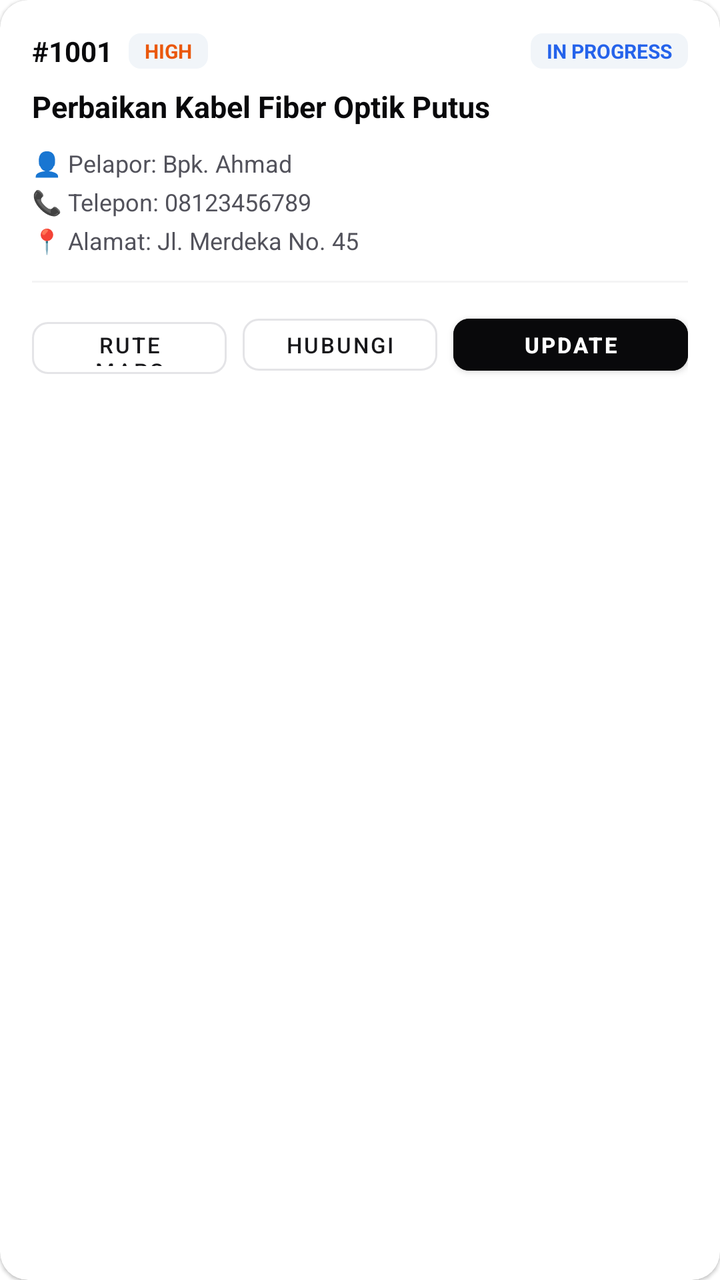
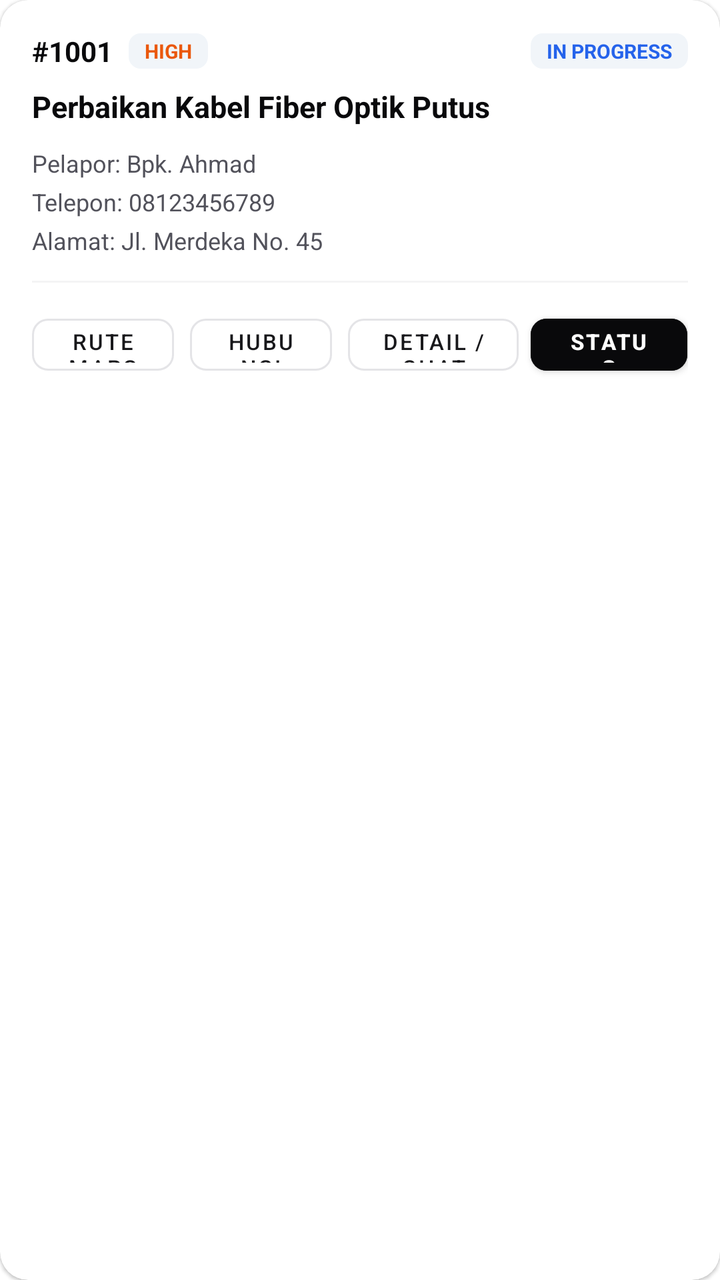

Two renders of the same Android screen: before a commit and after it. Below are the layout's source before the change and the commit's diff.
<!-- AndroidManifest.xml: application theme Theme.HelpDesk -->
<!-- res/layout/item_ticket.xml -->
<?xml version="1.0" encoding="utf-8"?>
<androidx.cardview.widget.CardView xmlns:android="http://schemas.android.com/apk/res/android"
    xmlns:app="http://schemas.android.com/apk/res-auto"
    android:layout_width="match_parent"
    android:layout_height="wrap_content"
    android:layout_marginBottom="12dp"
    app:cardCornerRadius="14dp"
    app:cardElevation="1dp"
    app:cardBackgroundColor="#FFFFFF">

    <LinearLayout
        android:layout_width="match_parent"
        android:layout_height="wrap_content"
        android:orientation="vertical"
        android:padding="16dp">

        
        <LinearLayout
            android:layout_width="match_parent"
            android:layout_height="wrap_content"
            android:gravity="center_vertical"
            android:orientation="horizontal">

            <TextView
                android:id="@+id/tvTicketNumber"
                android:layout_width="wrap_content"
                android:layout_height="wrap_content"
                android:text="#1001"
                android:textColor="#09090B"
                android:textSize="14sp"
                android:textStyle="bold" />

            <TextView
                android:id="@+id/tvPriorityBadge"
                android:layout_width="wrap_content"
                android:layout_height="wrap_content"
                android:layout_marginStart="8dp"
                android:background="@drawable/badge_bg"
                android:paddingStart="8dp"
                android:paddingEnd="8dp"
                android:paddingTop="2dp"
                android:paddingBottom="2dp"
                android:text="HIGH"
                android:textColor="#EA580C"
                android:textSize="10sp"
                android:textStyle="bold" />

            <View
                android:layout_width="0dp"
                android:layout_height="1dp"
                android:layout_weight="1" />

            <TextView
                android:id="@+id/tvStatusBadge"
                android:layout_width="wrap_content"
                android:layout_height="wrap_content"
                android:background="@drawable/badge_bg"
                android:paddingStart="8dp"
                android:paddingEnd="8dp"
                android:paddingTop="2dp"
                android:paddingBottom="2dp"
                android:text="IN PROGRESS"
                android:textColor="#2563EB"
                android:textSize="10sp"
                android:textStyle="bold" />
        </LinearLayout>

        
        <TextView
            android:id="@+id/tvTicketTitle"
            android:layout_width="match_parent"
            android:layout_height="wrap_content"
            android:layout_marginTop="8dp"
            android:text="Perbaikan Kabel Fiber Optik Putus"
            android:textColor="#09090B"
            android:textSize="15sp"
            android:textStyle="bold" />

        
        <LinearLayout
            android:layout_width="match_parent"
            android:layout_height="wrap_content"
            android:layout_marginTop="10dp"
            android:orientation="vertical">

            <TextView
                android:id="@+id/tvCustomerName"
                android:layout_width="wrap_content"
                android:layout_height="wrap_content"
                android:text="👤 Pelapor: Bpk. Ahmad"
                android:textColor="#52525B"
                android:textSize="12sp" />

            <TextView
                android:id="@+id/tvCustomerPhone"
                android:layout_width="wrap_content"
                android:layout_height="wrap_content"
                android:layout_marginTop="3dp"
                android:text="📞 Telepon: 08123456789"
                android:textColor="#52525B"
                android:textSize="12sp" />

            <TextView
                android:id="@+id/tvCustomerAddress"
                android:layout_width="wrap_content"
                android:layout_height="wrap_content"
                android:layout_marginTop="3dp"
                android:text="📍 Alamat: Jl. Merdeka No. 45"
                android:textColor="#52525B"
                android:textSize="12sp"
                android:maxLines="2"
                android:ellipsize="end" />
        </LinearLayout>

        <View
            android:layout_width="match_parent"
            android:layout_height="1dp"
            android:layout_marginTop="12dp"
            android:layout_marginBottom="12dp"
            android:background="#F4F4F5" />

        
        <LinearLayout
            android:layout_width="match_parent"
            android:layout_height="wrap_content"
            android:orientation="horizontal">

            <com.google.android.material.button.MaterialButton
                android:id="@+id/btnNavigateMap"
                style="@style/Widget.MaterialComponents.Button.OutlinedButton"
                android:layout_width="0dp"
                android:layout_height="38dp"
                android:layout_weight="1"
                android:layout_marginEnd="4dp"
                android:text="Rute Maps"
                android:textColor="#18181B"
                android:textSize="11sp"
                app:strokeColor="#E4E4E7"
                app:cornerRadius="8dp" />

            <com.google.android.material.button.MaterialButton
                android:id="@+id/btnCallCustomer"
                style="@style/Widget.MaterialComponents.Button.OutlinedButton"
                android:layout_width="0dp"
                android:layout_height="38dp"
                android:layout_weight="1"
                android:layout_marginStart="4dp"
                android:layout_marginEnd="4dp"
                android:text="Hubungi"
                android:textColor="#18181B"
                android:textSize="11sp"
                app:strokeColor="#E4E4E7"
                app:cornerRadius="8dp" />

            <com.google.android.material.button.MaterialButton
                android:id="@+id/btnUpdateStatus"
                android:layout_width="0dp"
                android:layout_height="38dp"
                android:layout_weight="1.2"
                android:layout_marginStart="4dp"
                android:backgroundTint="#09090B"
                android:text="Update"
                android:textColor="#FFFFFF"
                android:textSize="11sp"
                android:textStyle="bold"
                app:cornerRadius="8dp" />
        </LinearLayout>

    </LinearLayout>
</androidx.cardview.widget.CardView>
<!-- resources referenced by this layout -->
<resources>
  <!-- drawable badge_bg (drawable) -->
  <?xml version="1.0" encoding="utf-8"?>
  <shape xmlns:android="http://schemas.android.com/apk/res/android"
      android:shape="rectangle">
      <solid android:color="#F1F5F9" />
      <corners android:radius="6dp" />
  </shape>
  <style name="Theme.HelpDesk" parent="Theme.MaterialComponents.DayNight.DarkActionBar">
          <item name="colorPrimary">@color/primary</item>
          <item name="colorPrimaryVariant">@color/primary_dark</item>
          <item name="colorOnPrimary">@color/white</item>
          <item name="colorSecondary">@color/accent</item>
          <item name="colorSecondaryVariant">@color/accent</item>
          <item name="colorOnSecondary">@color/white</item>
          <item name="android:statusBarColor">@color/primary_dark</item>
      </style>
  <color name="primary">#0284C7</color>
  <color name="primary_dark">#0369A1</color>
  <color name="white">#FFFFFF</color>
  <color name="accent">#10B981</color>
</resources>

<!-- the commit's change to res/layout/item_ticket.xml (unified diff, before → after) -->
@@ -87,7 +87,7 @@
                 android:id="@+id/tvCustomerName"
                 android:layout_width="wrap_content"
                 android:layout_height="wrap_content"
-                android:text="👤 Pelapor: Bpk. Ahmad"
+                android:text="Pelapor: Bpk. Ahmad"
                 android:textColor="#52525B"
                 android:textSize="12sp" />
 
@@ -96,7 +96,7 @@
                 android:layout_width="wrap_content"
                 android:layout_height="wrap_content"
                 android:layout_marginTop="3dp"
-                android:text="📞 Telepon: 08123456789"
+                android:text="Telepon: 08123456789"
                 android:textColor="#52525B"
                 android:textSize="12sp" />
 
@@ -105,7 +105,7 @@
                 android:layout_width="wrap_content"
                 android:layout_height="wrap_content"
                 android:layout_marginTop="3dp"
-                android:text="📍 Alamat: Jl. Merdeka No. 45"
+                android:text="Alamat: Jl. Merdeka No. 45"
                 android:textColor="#52525B"
                 android:textSize="12sp"
                 android:maxLines="2"
@@ -153,13 +153,27 @@
                 app:cornerRadius="8dp" />
 
             <com.google.android.material.button.MaterialButton
-                android:id="@+id/btnUpdateStatus"
+                android:id="@+id/btnDetail"
+                style="@style/Widget.MaterialComponents.Button.OutlinedButton"
                 android:layout_width="0dp"
                 android:layout_height="38dp"
                 android:layout_weight="1.2"
                 android:layout_marginStart="4dp"
+                android:layout_marginEnd="4dp"
+                android:text="Detail / Chat"
+                android:textColor="#18181B"
+                android:textSize="11sp"
+                app:strokeColor="#E4E4E7"
+                app:cornerRadius="8dp" />
+
+            <com.google.android.material.button.MaterialButton
+                android:id="@+id/btnUpdateStatus"
+                android:layout_width="0dp"
+                android:layout_height="38dp"
+                android:layout_weight="1.1"
+                android:layout_marginStart="2dp"
                 android:backgroundTint="#09090B"
-                android:text="Update"
+                android:text="Status"
                 android:textColor="#FFFFFF"
                 android:textSize="11sp"
                 android:textStyle="bold"
